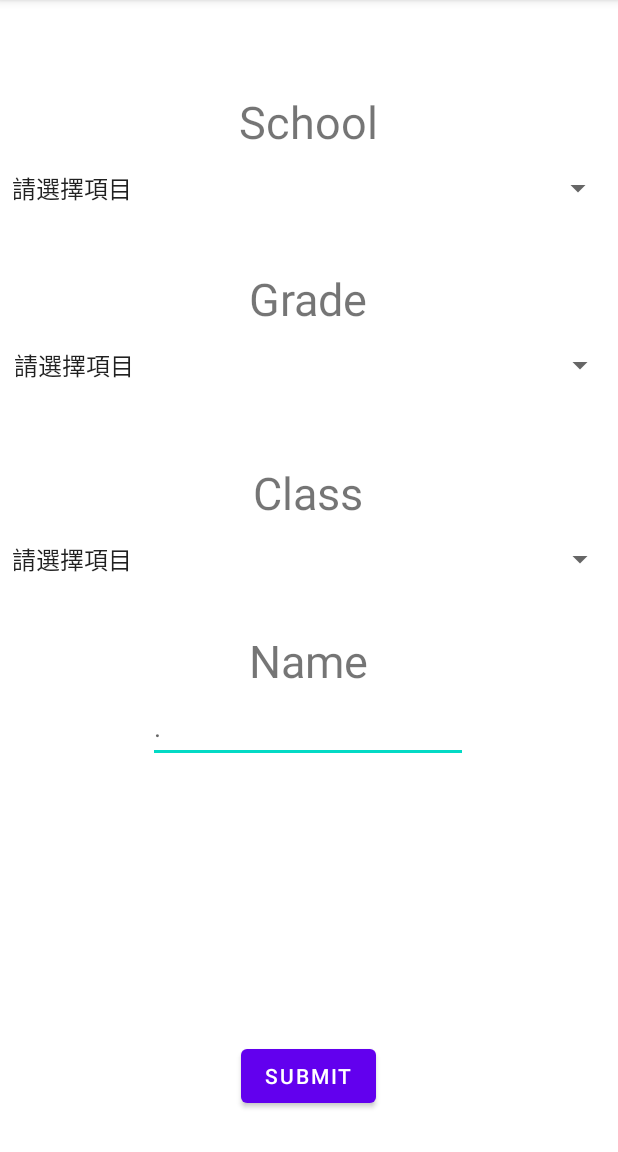
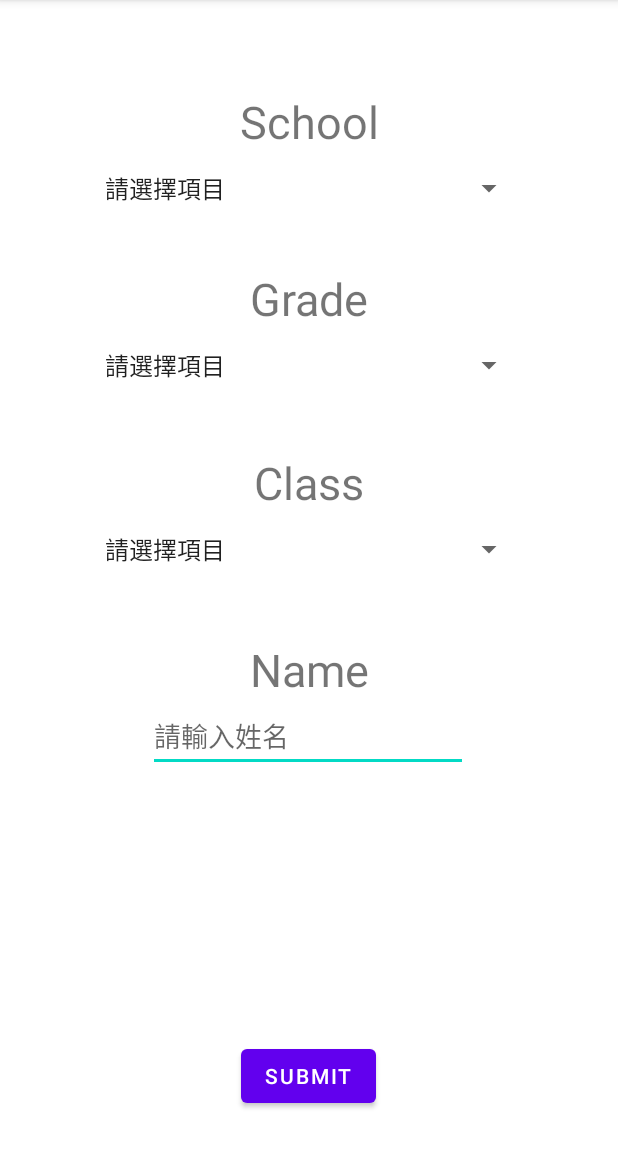
Before and after one commit to sulaimu111/-MetaCar_APP_New, an Android app: the screen it shows after launch (MainActivity), on a phone screen of 412 x 824 dp, the part 84-1236 px from its top. Run offline under Robolectric (Android 15) with nearby library versions, the phone set to English and light mode, and no system bars; our stand-ins replace navigation-ui.

Commit message:
adjust mobile screen size

```diff
--- a/app/src/main/res/layout/fragment_home.xml
+++ b/app/src/main/res/layout/fragment_home.xml
@@ -19,9 +19,8 @@
             android:text="School"
             android:textSize="30sp"
             app:layout_constraintBottom_toTopOf="@+id/guideline3"
-            app:layout_constraintEnd_toEndOf="parent"
-            app:layout_constraintHorizontal_bias="0.498"
-            app:layout_constraintStart_toStartOf="parent"
+            app:layout_constraintEnd_toStartOf="@+id/guideline12"
+            app:layout_constraintStart_toStartOf="@+id/guideline12"
             app:layout_constraintTop_toTopOf="parent"
             app:layout_constraintVertical_bias="0.177" />
 
@@ -32,9 +31,8 @@
             android:text="Grade"
             android:textSize="30sp"
             app:layout_constraintBottom_toTopOf="@+id/guideline3"
-            app:layout_constraintEnd_toEndOf="parent"
-            app:layout_constraintHorizontal_bias="0.498"
-            app:layout_constraintStart_toStartOf="parent"
+            app:layout_constraintEnd_toStartOf="@+id/guideline12"
+            app:layout_constraintStart_toStartOf="@+id/guideline12"
             app:layout_constraintTop_toTopOf="parent"
             app:layout_constraintVertical_bias="0.521" />
 
@@ -45,23 +43,21 @@
             android:text="Class"
             android:textSize="30sp"
             app:layout_constraintBottom_toTopOf="@+id/guideline3"
-            app:layout_constraintEnd_toEndOf="parent"
-            app:layout_constraintHorizontal_bias="0.498"
-            app:layout_constraintStart_toStartOf="parent"
+            app:layout_constraintEnd_toStartOf="@+id/guideline12"
+            app:layout_constraintHorizontal_bias="0.493"
+            app:layout_constraintStart_toStartOf="@+id/guideline12"
             app:layout_constraintTop_toTopOf="parent"
-            app:layout_constraintVertical_bias="0.898" />
+            app:layout_constraintVertical_bias="0.877" />
 
         <TextView
             android:id="@+id/textView7"
             android:layout_width="wrap_content"
             android:layout_height="wrap_content"
-            android:layout_marginTop="420dp"
             android:text="Name"
             android:textSize="30sp"
-            app:layout_constraintEnd_toEndOf="parent"
-            app:layout_constraintHorizontal_bias="0.498"
-            app:layout_constraintStart_toStartOf="parent"
-            app:layout_constraintTop_toTopOf="parent" />
+            app:layout_constraintEnd_toStartOf="@+id/guideline12"
+            app:layout_constraintStart_toStartOf="@+id/guideline12"
+            app:layout_constraintTop_toTopOf="@+id/guideline15" />
 
         <androidx.constraintlayout.widget.Guideline
             android:id="@+id/guideline3"
@@ -84,42 +80,38 @@
 
         <Spinner
             android:id="@+id/spinner1"
-            android:layout_width="409dp"
-            android:layout_height="wrap_content"
+            android:layout_width="0dp"
+            android:layout_height="48dp"
             android:entries="@array/spinner1"
             android:minHeight="48dp"
             app:layout_constraintBottom_toTopOf="@+id/guideline3"
-            app:layout_constraintEnd_toEndOf="parent"
-            app:layout_constraintHorizontal_bias="0.0"
-            app:layout_constraintStart_toStartOf="parent"
+            app:layout_constraintEnd_toStartOf="@+id/guideline10"
+            app:layout_constraintStart_toStartOf="@+id/guideline11"
             app:layout_constraintTop_toBottomOf="@+id/textView"
             app:layout_constraintVertical_bias="0.0"
             tools:ignore="DuplicateSpeakableTextCheck" />
 
         <Spinner
             android:id="@+id/spinner2"
-            android:layout_width="409dp"
-            android:layout_height="wrap_content"
+            android:layout_width="0dp"
+            android:layout_height="48dp"
             android:entries="@array/spinner2"
             android:minHeight="48dp"
             app:layout_constraintBottom_toTopOf="@+id/guideline3"
-            app:layout_constraintEnd_toEndOf="parent"
-            app:layout_constraintStart_toStartOf="parent"
+            app:layout_constraintEnd_toStartOf="@+id/guideline10"
+            app:layout_constraintStart_toStartOf="@+id/guideline11"
             app:layout_constraintTop_toBottomOf="@+id/textView3"
             app:layout_constraintVertical_bias="0.0" />
 
         <Spinner
             android:id="@+id/spinner3"
             android:layout_width="0dp"
-            android:layout_height="wrap_content"
-            android:layout_marginEnd="1dp"
+            android:layout_height="48dp"
             android:entries="@array/spinner3"
             android:minHeight="48dp"
             app:layout_constraintBottom_toBottomOf="parent"
-            app:layout_constraintEnd_toEndOf="parent"
-            app:layout_constraintHorizontal_bias="1.0"
-            app:layout_constraintStart_toEndOf="@+id/guideline3"
-            app:layout_constraintStart_toStartOf="parent"
+            app:layout_constraintEnd_toStartOf="@+id/guideline10"
+            app:layout_constraintStart_toStartOf="@+id/guideline11"
             app:layout_constraintTop_toBottomOf="@+id/textView6"
             app:layout_constraintVertical_bias="0.0" />
 
@@ -127,6 +119,7 @@
             android:id="@+id/editTextName"
             android:layout_width="wrap_content"
             android:layout_height="wrap_content"
+            android:autofillHints=""
             android:ems="10"
             android:hint="@string/name"
             android:inputType="textPersonName"
@@ -136,8 +129,35 @@
             app:layout_constraintHorizontal_bias="0.497"
             app:layout_constraintStart_toStartOf="parent"
             app:layout_constraintTop_toBottomOf="@+id/textView7"
-            app:layout_constraintVertical_bias="0.0"
-            android:autofillHints="" />
+            app:layout_constraintVertical_bias="0.0" />
+
+        <androidx.constraintlayout.widget.Guideline
+            android:id="@+id/guideline10"
+            android:layout_width="wrap_content"
+            android:layout_height="wrap_content"
+            android:orientation="vertical"
+            app:layout_constraintGuide_percent="0.85" />
+
+        <androidx.constraintlayout.widget.Guideline
+            android:id="@+id/guideline11"
+            android:layout_width="wrap_content"
+            android:layout_height="wrap_content"
+            android:orientation="vertical"
+            app:layout_constraintGuide_percent="0.15" />
+
+        <androidx.constraintlayout.widget.Guideline
+            android:id="@+id/guideline12"
+            android:layout_width="wrap_content"
+            android:layout_height="wrap_content"
+            android:orientation="vertical"
+            app:layout_constraintGuide_percent="0.5" />
+
+        <androidx.constraintlayout.widget.Guideline
+            android:id="@+id/guideline15"
+            android:layout_width="wrap_content"
+            android:layout_height="wrap_content"
+            android:orientation="horizontal"
+            app:layout_constraintGuide_percent="0.5546416" />
 
     </androidx.constraintlayout.widget.ConstraintLayout>
 </FrameLayout>
--- a/app/src/main/res/values/strings.xml
+++ b/app/src/main/res/values/strings.xml
@@ -14,8 +14,9 @@
     <string name="TextView1">Where do you want to go?</string>
     <string name="TextView2" />
     <string name="editText2" >.</string>
-    <string name="name">.</string>
+    <string name="name">請輸入姓名</string>
     <string name="submit">Submit</string>
+    <string name="bot_num">bot_num</string>
     <!--    <string name="spinner">a</string>-->
     <string-array name="spinner1">
         <item>請選擇項目</item>
```
Also changed, not shown: app/src/main/java/com/example/navdemo/DetailFragment.java (+5 -2 lines), app/src/main/res/layout/fragment_detail.xml (+37 -11 lines).
